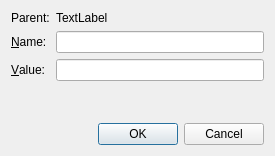
Old version of the form Viewer/src/LabelEditDialog.ui in the repository ecmwf/ecflow.
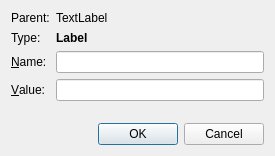
New version of the form.

```diff
--- a/Viewer/src/LabelEditDialog.ui
+++ b/Viewer/src/LabelEditDialog.ui
@@ -22,7 +22,7 @@
      <property name="fieldGrowthPolicy">
       <enum>QFormLayout::ExpandingFieldsGrow</enum>
      </property>
-     <item row="1" column="0">
+     <item row="2" column="0">
       <widget class="QLabel" name="label">
        <property name="text">
         <string>&amp;Name:</string>
@@ -32,21 +32,25 @@
        </property>
       </widget>
      </item>
-     <item row="1" column="1">
-      <widget class="QLineEdit" name="nameEdit_"/>
+     <item row="2" column="1">
+      <widget class="QLineEdit" name="nameLe_">
+       <property name="readOnly">
+        <bool>true</bool>
+       </property>
+      </widget>
      </item>
-     <item row="2" column="0">
+     <item row="3" column="0">
       <widget class="QLabel" name="label_2">
        <property name="text">
         <string>&amp;Value:</string>
        </property>
        <property name="buddy">
-        <cstring>valueEdit_</cstring>
+        <cstring>valueLe_</cstring>
        </property>
       </widget>
      </item>
-     <item row="2" column="1">
-      <widget class="QLineEdit" name="valueEdit_"/>
+     <item row="3" column="1">
+      <widget class="QLineEdit" name="valueLe_"/>
      </item>
      <item row="0" column="0">
       <widget class="QLabel" name="label_3">
@@ -56,12 +60,26 @@
       </widget>
      </item>
      <item row="0" column="1">
-      <widget class="QLabel" name="pathLabel_">
+      <widget class="QLabel" name="parentLabel_">
        <property name="text">
         <string>TextLabel</string>
        </property>
       </widget>
      </item>
+     <item row="1" column="0">
+      <widget class="QLabel" name="label_4">
+       <property name="text">
+        <string>Type:</string>
+       </property>
+      </widget>
+     </item>
+     <item row="1" column="1">
+      <widget class="QLabel" name="label_5">
+       <property name="text">
+        <string>&lt;b&gt;Label&lt;/b&gt;</string>
+       </property>
+      </widget>
+     </item>
     </layout>
    </item>
    <item>
```
